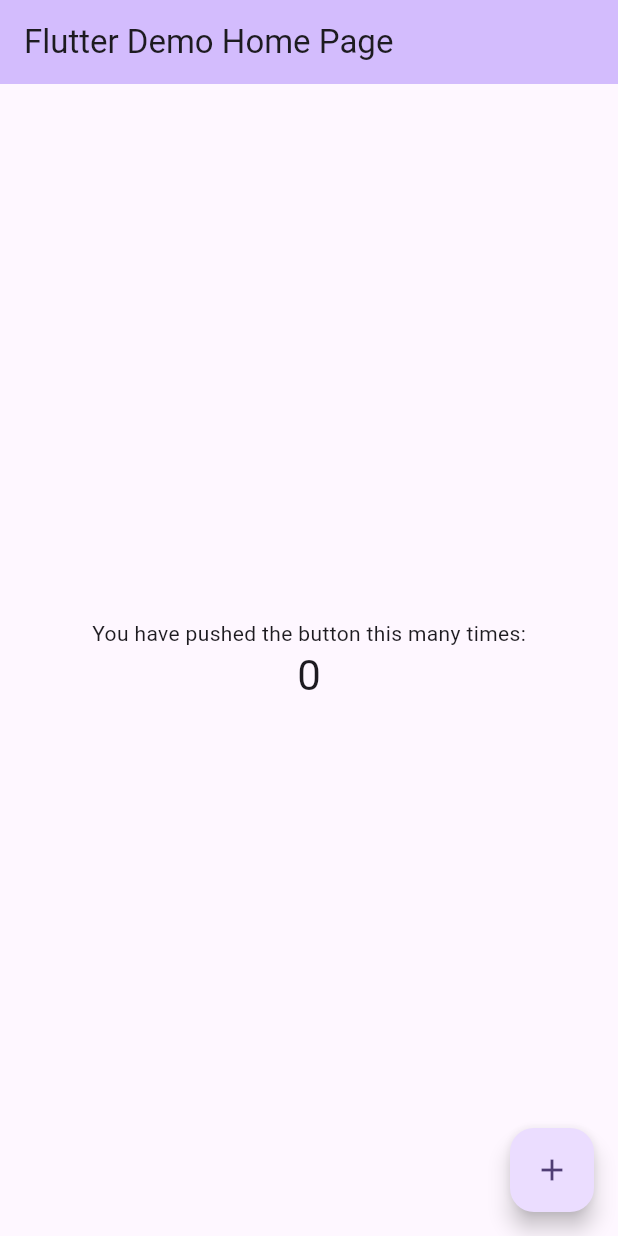
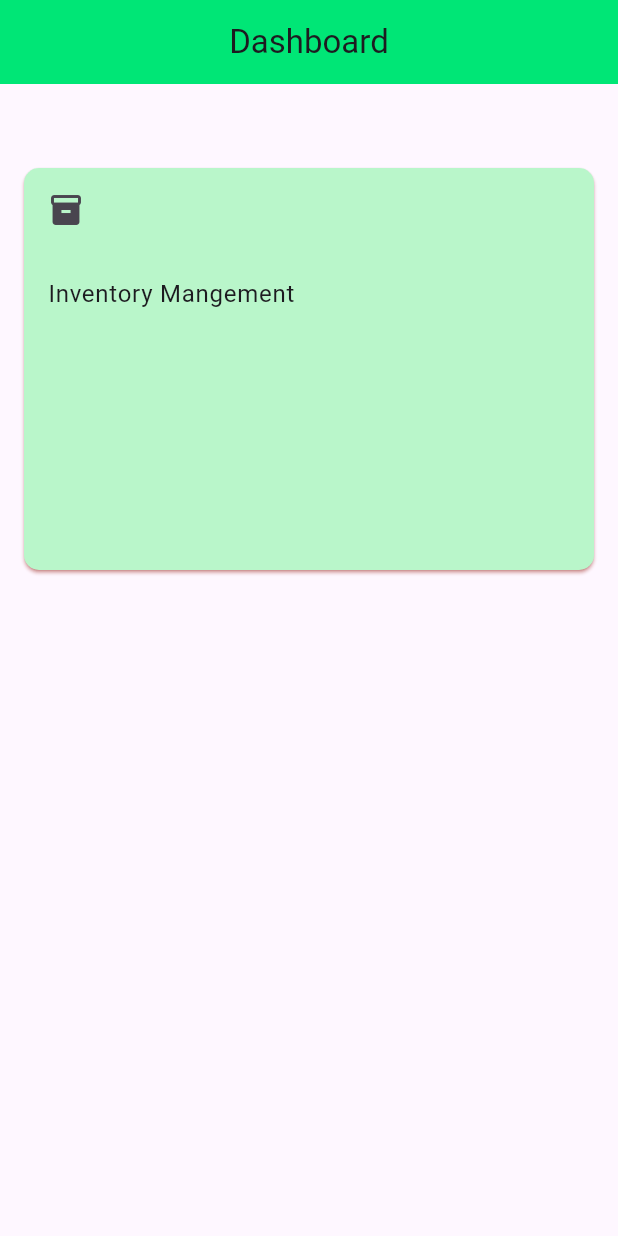
Before and after one commit to aram249/inventory-management, a Flutter app: the screen it shows after launch, on a phone screen of 412 x 824 dp. Run offline on Flutter 3.47's test engine with Material 3 defaults, Android fonts, the phone set to English and light mode, and no system bars.

Commit message:
add home and inventory screens with routing
Created HomePage with basic navigation card

Set up routing between home and inventory screens

```diff
--- /dev/null
+++ b/ims-frontend/mobile_ims/lib/HomeScreen.dart
@@ -0,0 +1,55 @@
+import 'package:flutter/material.dart';
+import 'package:mobile_ims/Inventory/screens/inventoryScreen.dart';
+
+class HomeScreen extends StatelessWidget {
+  const HomeScreen({super.key});
+
+  @override
+  Widget build(BuildContext context) {
+    return Scaffold(
+      appBar: AppBar(
+        title: const Text('Dashboard'),
+        backgroundColor: Colors.greenAccent[400],
+        centerTitle: true,
+      ),
+      body: Center(
+        child: Column(
+          //mainAxisAlignment: MainAxisAlignment.spaceEvenly,
+          children: [
+            Container(
+              margin: const EdgeInsets.fromLTRB(0, 40, 0, 30),
+              height: 300,
+              child: InkWell(
+                onTap: () {
+                  Navigator.push(
+                    context,
+                    MaterialPageRoute(
+                      builder: (context) => const InventoryScreen(),
+                    ),
+                  );
+                },
+                child: Card(
+                  color: Colors.greenAccent[100],
+                  shape: RoundedRectangleBorder(
+                    borderRadius: BorderRadius.circular(10.0),
+                  ),
+                  margin: EdgeInsets.all(16.0),
+                  borderOnForeground: false,
+                  clipBehavior: Clip.antiAlias,
+                  semanticContainer: true,
+                  shadowColor: Colors.red,
+                  child: Column(
+                    children: [
+                      ListTile(leading: Icon(Icons.inventory)),
+                      ListTile(title: const Text("Inventory Mangement")),
+                    ],
+                  ),
+                ),
+              ),
+            ),
+          ],
+        ),
+      ),
+    );
+  }
+}
--- a/ims-frontend/mobile_ims/lib/main.dart
+++ b/ims-frontend/mobile_ims/lib/main.dart
@@ -1,4 +1,5 @@
 import 'package:flutter/material.dart';
+import 'package:mobile_ims/HomeScreen.dart';
 
 void main() {
   runApp(const MyApp());
@@ -7,60 +8,13 @@ void main() {
 class MyApp extends StatelessWidget {
   const MyApp({super.key});
 
-  // This widget is the root of your application.
   @override
   Widget build(BuildContext context) {
     return MaterialApp(
-      title: 'Flutter Demo',
-      theme: ThemeData(
-        colorScheme: ColorScheme.fromSeed(seedColor: Colors.deepPurple),
-      ),
-      home: const MyHomePage(title: 'Flutter Demo Home Page'),
+      title: 'Inventory Management System',
+      debugShowCheckedModeBanner: false,
+      theme: ThemeData(primarySwatch: Colors.blue),
+      home: HomeScreen(),
     );
   }
 }
-
-class MyHomePage extends StatefulWidget {
-  const MyHomePage({super.key, required this.title});
-  final String title;
-
-  @override
-  State<MyHomePage> createState() => _MyHomePageState();
-}
-
-class _MyHomePageState extends State<MyHomePage> {
-  int _counter = 0;
-
-  void _incrementCounter() {
-    setState(() {
-      _counter++;
-    });
-  }
-
-  @override
-  Widget build(BuildContext context) {
-    return Scaffold(
-      appBar: AppBar(
-        backgroundColor: Theme.of(context).colorScheme.inversePrimary,
-        title: Text(widget.title),
-      ),
-      body: Center(
-        child: Column(
-          mainAxisAlignment: MainAxisAlignment.center,
-          children: <Widget>[
-            const Text('You have pushed the button this many times:'),
-            Text(
-              '$_counter',
-              style: Theme.of(context).textTheme.headlineMedium,
-            ),
-          ],
-        ),
-      ),
-      floatingActionButton: FloatingActionButton(
-        onPressed: _incrementCounter,
-        tooltip: 'Increment',
-        child: const Icon(Icons.add),
-      ),
-    );
-  }
-}
```
Also changed, not shown: ims-frontend/mobile_ims/lib/Inventory/screens/inventoryScreen.dart (added, +32 -0 lines), 2 other files.
